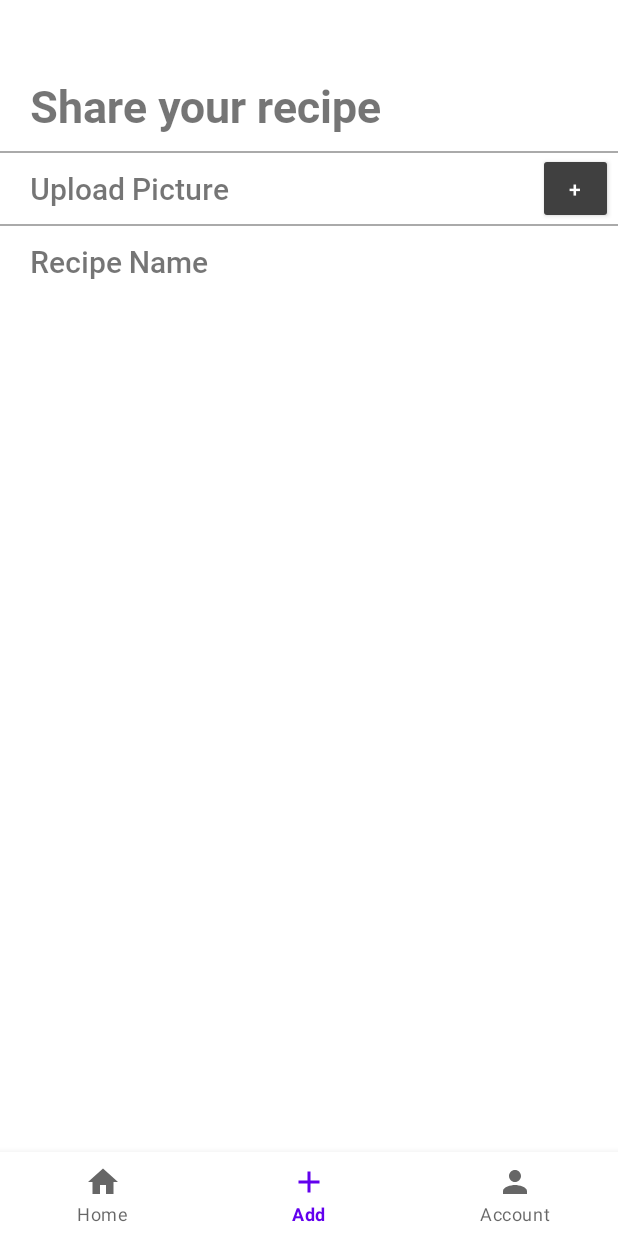
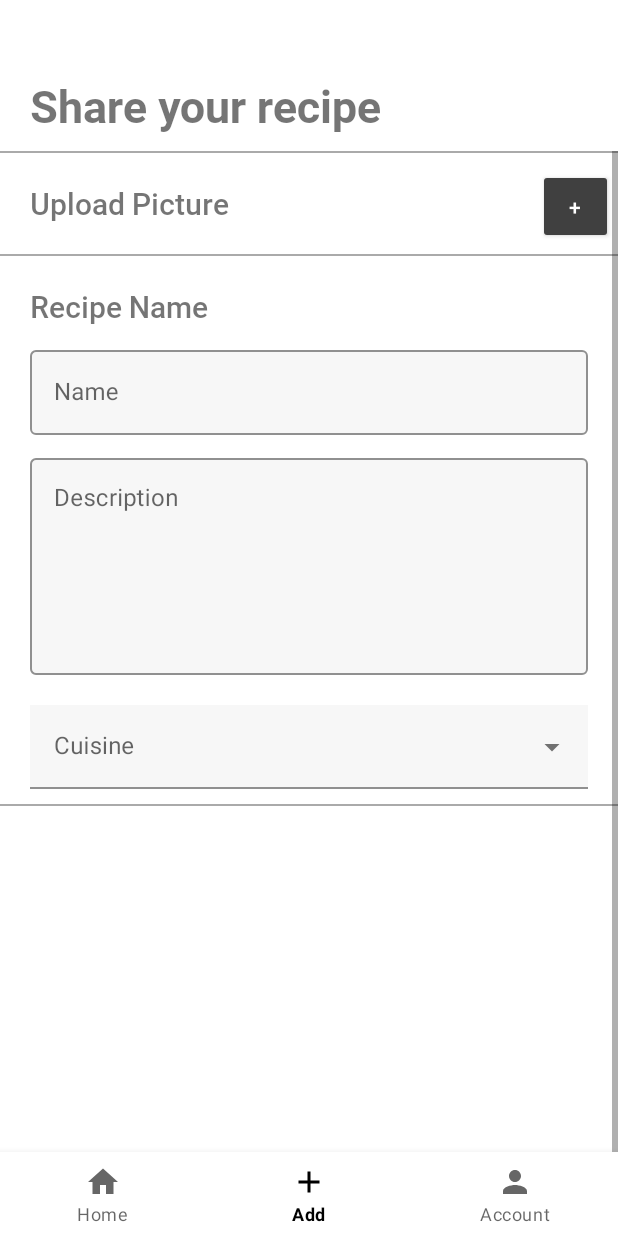
Before and after one commit to TJJ101/21-Le-Chef, an Android app: the screen it shows after launch once a user with an empty profile is signed in (MainActivity), item 2 of the bottom bar chosen, on a phone screen of 412 x 824 dp. Run offline under Robolectric (Android 15) with nearby library versions, the phone set to English and light mode, and no system bars; our stand-ins replace Firebase (no records; nobody signed in at launch, a user with empty details on screens opened directly).

Commit message:
Working on Add page

```diff
--- a/app/src/main/java/sg/edu/np/madassignment1/AddFragment.java
+++ b/app/src/main/java/sg/edu/np/madassignment1/AddFragment.java
@@ -17,6 +17,7 @@ import android.view.View;
 import android.view.ViewGroup;
 import android.view.inputmethod.InputMethodManager;
 import android.widget.ArrayAdapter;
+import android.widget.AutoCompleteTextView;
 import android.widget.Button;
 import android.widget.EditText;
 import android.widget.ImageView;
@@ -35,6 +36,7 @@ import androidx.constraintlayout.widget.ConstraintLayout;
 import androidx.fragment.app.Fragment;
 
 import com.google.android.gms.tasks.OnSuccessListener;
+import com.google.android.material.textfield.TextInputLayout;
 import com.google.firebase.storage.FirebaseStorage;
 import com.google.firebase.storage.StorageReference;
 
@@ -45,12 +47,12 @@ import java.util.ArrayList;
 import java.util.List;
 
 public class AddFragment extends Fragment {
-    TextView titleTxt;
+    TextInputLayout nameTxt, descTxt;
     Button uploadBtn;
     ImageView recipeImg;
     LinearLayout titleSection;
     FirebaseStorage storage = FirebaseStorage.getInstance();
-    private Uri filePath;
+    Uri filePath;
 
     @Nullable
     @Override
@@ -76,16 +78,22 @@ public class AddFragment extends Fragment {
             }
         });
 
-        // Click on section title to show
         titleSection = view.findViewById(R.id.titleSection);
+        recipeImg = view.findViewById(R.id.recipeImg);
+        nameTxt = view.findViewById(R.id.textInputNameLayout);
+        descTxt = view.findViewById(R.id.textInputDescriptionLayout);
+
+//        nameTxt.setVisibility(View.GONE);
+//        descTxt.setVisibility(View.GONE);
+//        Click on section title to show
         TextView titleLabel = view.findViewById(R.id.recipeTitle);
         titleLabel.setOnClickListener(new View.OnClickListener() {
             @Override
             public void onClick(View v) {
                 if(recipeImg.getVisibility() == View.VISIBLE){
                     titleSection.animate().translationY(DipToPixels(-300));
-                    titleTxt = view.findViewById(R.id.recipeTitleTxt);
-                    titleTxt.setVisibility(View.VISIBLE);
+                    nameTxt.setVisibility(View.VISIBLE);
+                    descTxt.setVisibility(View.VISIBLE);
                 }
             }
         });
@@ -112,7 +120,8 @@ public class AddFragment extends Fragment {
     public void ShowImgSection(){
         if(recipeImg.getVisibility() == View.VISIBLE){
             titleSection.animate().translationY(DipToPixels(0));
-            titleTxt.setVisibility(View.GONE);
+            nameTxt.setVisibility(View.GONE);
+            descTxt.setVisibility(View.GONE);
         }
     }
 
@@ -124,14 +133,12 @@ public class AddFragment extends Fragment {
         intent.setAction(Intent.ACTION_GET_CONTENT);
         activityResultLauncher.launch(intent);
     }
-    // You can do the assignment inside onAttach or onCreate, i.e, before the activity is displayed
     ActivityResultLauncher<Intent> activityResultLauncher = registerForActivityResult(
             new ActivityResultContracts.StartActivityForResult(),
             new ActivityResultCallback<ActivityResult>() {
                 @Override
                 public void onActivityResult(ActivityResult result) {
                     if (result.getResultCode() == Activity.RESULT_OK) {
-//                      There are no request codes
                         Intent data = result.getData();
 //                      Get the Uri of data
                         filePath = data.getData();
@@ -156,7 +163,6 @@ public class AddFragment extends Fragment {
                 }
             });
 
-
     private void openDialog() {
         //Finally building an AlertDialog
         final AlertDialog builder = new AlertDialog.Builder(getActivity())
@@ -175,4 +181,16 @@ public class AddFragment extends Fragment {
             }
         });
     }
+
+    //  Hide keyboard
+    public void hideKeyboard(Activity activity) {
+        InputMethodManager imm = (InputMethodManager) activity.getSystemService(Activity.INPUT_METHOD_SERVICE);
+        //Find the currently focused view, so we can grab the correct window token from it.
+        View view = activity.getCurrentFocus();
+        //If no view currently has focus, create a new one, just so we can grab a window token from it
+        if (view == null) {
+            view = new View(activity);
+        }
+        imm.hideSoftInputFromWindow(view.getWindowToken(), 0);
+    }
 }
--- a/app/src/main/java/sg/edu/np/madassignment1/GrocerylistActivity.java
+++ b/app/src/main/java/sg/edu/np/madassignment1/GrocerylistActivity.java
@@ -62,7 +62,8 @@ public class GrocerylistActivity extends AppCompatActivity {
                 Toast addedToGroceryList = Toast.makeText(getApplicationContext(), "Added to Grocery List", Toast.LENGTH_LONG);
                 addedToGroceryList.show();
                 FirebaseUser user = mAuth.getCurrentUser();
-                mDatabase.child("Users").child(user.getUid()).child("Grocery List").setValue(groceryList);                Integer listSize = groceryList.size();
+                mDatabase.child("Users").child(user.getUid()).child("Grocery List").setValue(groceryList);
+                Integer listSize = groceryList.size();
                 Integer count = 0;
                 while(count < listSize){
                     Log.d("Grocery List Data", groceryList.get(count).getName());
--- a/app/src/main/res/layout/fragment_add.xml
+++ b/app/src/main/res/layout/fragment_add.xml
@@ -4,19 +4,6 @@
     xmlns:tools="http://schemas.android.com/tools"
     android:layout_width="match_parent"
     android:layout_height="match_parent">
-    <ScrollView
-        android:layout_width="match_parent"
-        android:layout_height="match_parent"
-        app:layout_constraintBottom_toBottomOf="parent"
-        app:layout_constraintEnd_toEndOf="parent"
-        app:layout_constraintStart_toStartOf="parent"
-        app:layout_constraintTop_toTopOf="parent"
-        android:fillViewport="true">
-
-        <LinearLayout
-        android:layout_width="match_parent"
-        android:layout_height="0dp"
-        android:orientation="vertical">
     <TextView
         android:id="@+id/title"
         android:layout_width="match_parent"
@@ -27,19 +14,36 @@
         android:paddingTop="50dp"
         android:paddingBottom="10dp"
         android:paddingLeft="20dp"
+        app:layout_constraintEnd_toEndOf="parent"
+        app:layout_constraintStart_toStartOf="parent"
+        app:layout_constraintTop_toTopOf="parent"
         android:textSize="30dp"
         />
+
+    <ScrollView
+        android:layout_width="match_parent"
+        android:layout_height="wrap_content"
+        android:fillViewport="true"
+        app:layout_constraintEnd_toEndOf="parent"
+        app:layout_constraintStart_toStartOf="parent"
+        app:layout_constraintTop_toBottomOf="@+id/title">
+
+        <LinearLayout
+            android:layout_width="match_parent"
+            android:layout_height="0dp"
+            android:orientation="vertical">
             <!--    Horizontal Line-->
             <View
                 android:layout_width="match_parent"
                 android:layout_height="1dp"
-            android:background="@android:color/darker_gray"/>
+                android:background="@android:color/darker_gray" />
 
             <!--    Start of Upload Picture section    -->
             <LinearLayout
                 android:layout_width="match_parent"
                 android:layout_height="wrap_content"
-            android:orientation="vertical">
+                android:orientation="vertical"
+                android:paddingTop="10dp">
 
                 <LinearLayout
                     android:layout_width="match_parent"
@@ -54,7 +58,7 @@
                         android:fontFamily="@font/roboto_medium"
                         android:paddingLeft="20dp"
                         android:paddingTop="10dp"
-                android:paddingBottom="10dp"
+                        android:paddingBottom="20dp"
                         android:text="Upload Picture"
                         android:textSize="20dp" />
 
@@ -67,7 +71,7 @@
                     <androidx.appcompat.widget.AppCompatButton
                         android:id="@+id/uploadBtn"
                         android:layout_width="50dp"
-                android:layout_height="match_parent"
+                        android:layout_height="50dp"
                         android:layout_marginRight="3dp"
                         android:backgroundTint="#404040"
                         android:text="+"
@@ -79,45 +83,104 @@
                     android:layout_width="match_parent"
                     android:layout_height="300dp"
                     android:scaleType="centerCrop"
-            android:visibility="gone"/>
+                    android:visibility="gone" />
             </LinearLayout>
             <!--    End of Upload Picture section    -->
 
             <!--    Start of Set Title section    -->
             <LinearLayout
                 android:id="@+id/titleSection"
-            android:layout_width="match_parent"
-            android:layout_height="300dp"
-            android:orientation="vertical"
-            android:background="#FFFFFF">
+                android:layout_width="wrap_content"
+                android:layout_height="800dp"
+                android:background="#FFFFFF"
+                android:orientation="vertical">
+
                 <View
                     android:layout_width="match_parent"
                     android:layout_height="1dp"
-            android:background="@android:color/darker_gray"/>
+                    android:background="@android:color/darker_gray" />
 
                 <TextView
                     android:id="@+id/recipeTitle"
                     android:layout_width="match_parent"
-            android:layout_height="match_parent"
+                    android:layout_height="wrap_content"
                     android:fontFamily="@font/roboto_medium"
                     android:paddingLeft="20dp"
-            android:paddingTop="10dp"
+                    android:paddingTop="20dp"
                     android:paddingBottom="10dp"
                     android:text="Recipe Name"
                     android:textSize="20dp" />
 
-        <EditText
-            android:id="@+id/recipeTitleTxt"
+                <com.google.android.material.textfield.TextInputLayout
+                    android:id="@+id/textInputNameLayout"
+                    style="@style/Widget.MaterialComponents.TextInputLayout.OutlinedBox"                    android:layout_width="match_parent"
+                    android:layout_height="wrap_content"
+                    android:layout_marginLeft="20dp"
+                    android:layout_marginRight="20dp"
+                    android:layout_marginBottom="10dp"
+                    app:boxStrokeColor="#c9c9c9"
+                    app:boxBackgroundColor="#f7f7f7">
+
+                    <com.google.android.material.textfield.TextInputEditText
+                        android:id="@+id/textInputNameText"
+                        android:layout_width="match_parent"
+                        android:layout_height="wrap_content"
+                        android:hint="Name"
+                        android:inputType="text"
+                        android:textColor="#2C2C2C"
+                        android:textColorHint="#c9c9c9" />
+                </com.google.android.material.textfield.TextInputLayout>
+
+                <com.google.android.material.textfield.TextInputLayout
+                    android:id="@+id/textInputDescriptionLayout"
+                    style="@style/Widget.MaterialComponents.TextInputLayout.OutlinedBox"                    android:layout_width="match_parent"
+                    android:layout_height="150dp"
+                    android:layout_marginLeft="20dp"
+                    android:layout_marginRight="20dp"
+                    android:layout_marginBottom="20dp"
+                    app:boxStrokeColor="#c9c9c9"
+                    app:boxBackgroundColor="#f7f7f7">
+                    <com.google.android.material.textfield.TextInputEditText
+                        android:id="@+id/textInputDescriptionText"
                         android:layout_width="match_parent"
                         android:layout_height="match_parent"
-            android:visibility="gone"/>
+                        android:hint="Description"
+                        android:gravity="top"
+                        android:inputType="textMultiLine"
+                        android:overScrollMode="always"
+                        android:scrollbarStyle="insideInset"
+                        android:scrollbars="vertical"
+                        android:textColorHint="#c9c9c9"
+                        android:textColor="#2C2C2C"
+                        />
+                </com.google.android.material.textfield.TextInputLayout>
+
+                <com.google.android.material.textfield.TextInputLayout
+                    android:id="@+id/textInputDropdownLayout"
+                    style="@style/Widget.MaterialComponents.TextInputLayout.FilledBox.ExposedDropdownMenu"
+                    android:layout_width="match_parent"
+                    android:layout_height="wrap_content"
+                    android:layout_marginLeft="20dp"
+                    android:layout_marginRight="20dp"
+                    android:layout_marginBottom="10dp"
+                    app:boxStrokeColor="#c9c9c9"
+                    >
+                    <AutoCompleteTextView
+                        android:id="@+id/textInputDropdown"
+                        android:layout_width="match_parent"
+                        android:layout_height="wrap_content"
+                        android:hint="Cuisine"
+                        android:background="#f7f7f7"
+                        android:textSize="16sp"/>
+                </com.google.android.material.textfield.TextInputLayout>
+
                 <View
                     android:layout_width="match_parent"
                     android:layout_height="1dp"
-            android:background="@android:color/darker_gray"/>
-        </LinearLayout>
+                    android:background="@android:color/darker_gray" />
+
 
             </LinearLayout>
-
+        </LinearLayout>
     </ScrollView>
 </androidx.constraintlayout.widget.ConstraintLayout>
--- a/app/src/main/res/values/themes.xml
+++ b/app/src/main/res/values/themes.xml
@@ -2,7 +2,7 @@
     <!-- Base application theme. -->
     <style name="Theme.MADAssignment1" parent="Theme.MaterialComponents.DayNight.DarkActionBar">
         <!-- Primary brand color. -->
-        <item name="colorPrimary">@color/purple_500</item>
+        <item name="colorPrimary">@color/black</item>
         <item name="colorPrimaryVariant">@color/purple_700</item>
         <item name="colorOnPrimary">@color/white</item>
         <!-- Secondary brand color. -->
@@ -12,5 +12,19 @@
         <!-- Status bar color. -->
         <item name="android:statusBarColor" tools:targetApi="l">?attr/colorPrimaryVariant</item>
         <!-- Customize your theme here. -->
+
+    </style>
+    <style name="TextAppearance.AppTheme.TextInputLayout.HintTextAlt" parent="TextAppearance.MaterialComponents.Subtitle2">
+        <item name="android:textColor">#c9c9c9</item>
+    </style>
+
+    <style name="Widget.AppTheme.TextInputLayoutList" parent="Widget.MaterialComponents.TextInputLayout.OutlinedBox">
+        <item name="hintTextAppearance">@style/TextAppearance.AppTheme.TextInputLayout.HintTextAlt</item>
+        <item name="boxStrokeColor">#c9c9c9</item>
+        <item name="boxCornerRadiusBottomEnd">5dp</item>
+        <item name="boxCornerRadiusBottomStart">5dp</item>
+        <item name="boxCornerRadiusTopEnd">5dp</item>
+        <item name="boxCornerRadiusTopStart">5dp</item>
+        <item name="android:layout_margin">5dp</item>
     </style>
 </resources>
```
Lines whose indentation alone changed are shown as unchanged.
